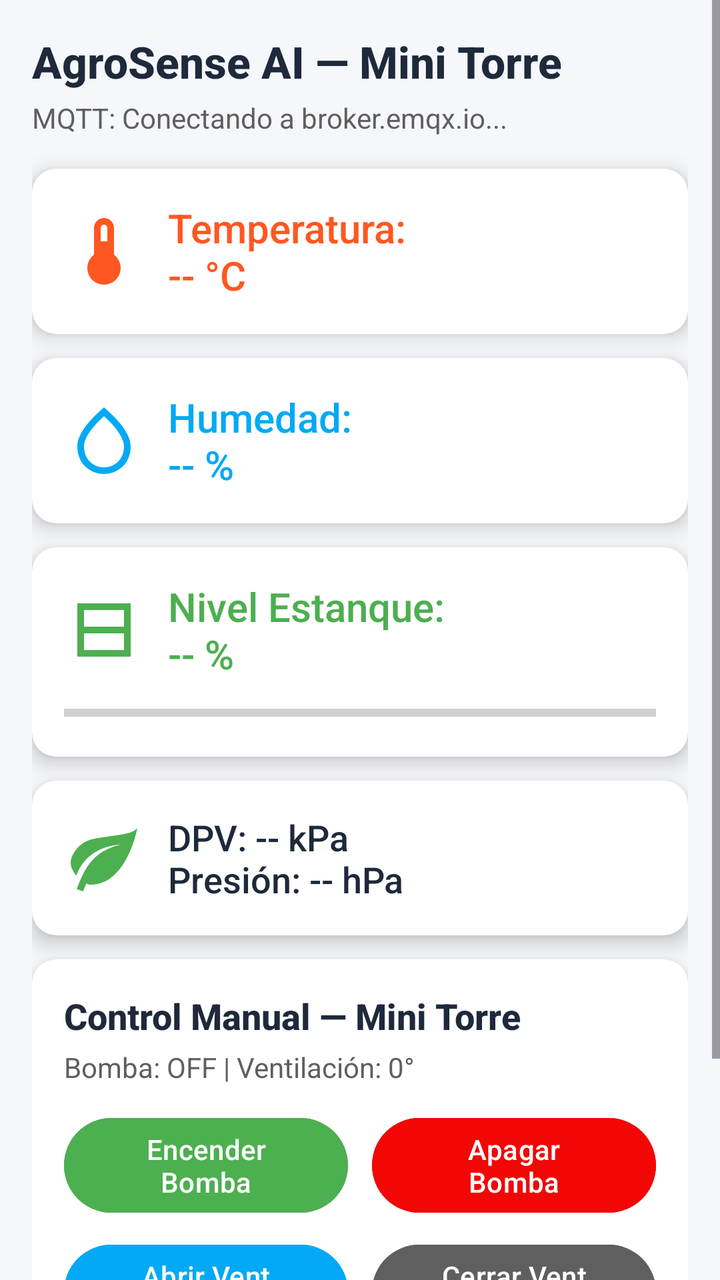
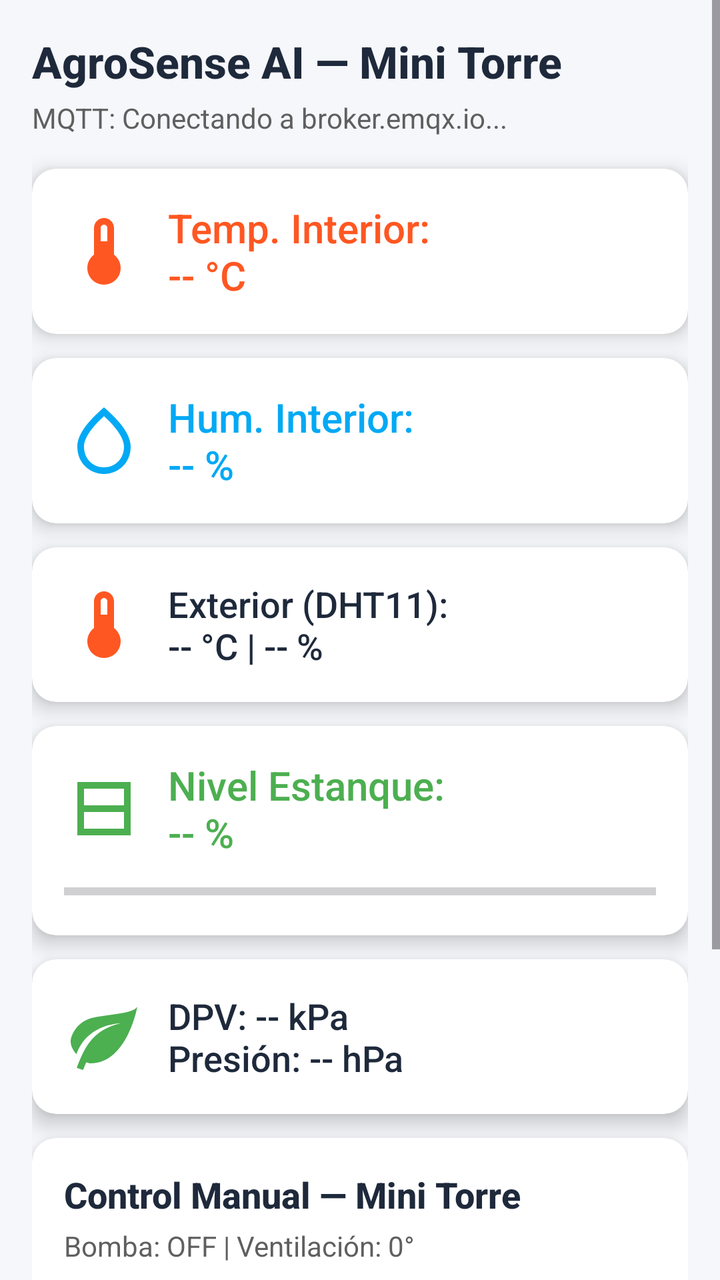

Compare the two renders of this Android layout. The source of the first and the diff that turns it into the second are given below.
<!-- AndroidManifest.xml: application theme Theme.ASAIapp -->
<!-- res/layout/activity_main.xml -->
<?xml version="1.0" encoding="utf-8"?>
<androidx.constraintlayout.widget.ConstraintLayout xmlns:android="http://schemas.android.com/apk/res/android"
    xmlns:app="http://schemas.android.com/apk/res-auto"
    xmlns:tools="http://schemas.android.com/tools"
    android:id="@+id/main"
    android:layout_width="match_parent"
    android:layout_height="match_parent"
    android:background="@color/fondoApp"
    tools:context=".MainActivity">

    <ScrollView
        android:layout_width="0dp"
        android:layout_height="0dp"
        app:layout_constraintBottom_toBottomOf="parent"
        app:layout_constraintEnd_toEndOf="parent"
        app:layout_constraintStart_toStartOf="parent"
        app:layout_constraintTop_toTopOf="parent">

        <LinearLayout
            android:layout_width="match_parent"
            android:layout_height="wrap_content"
            android:orientation="vertical"
            android:padding="16dp">

            
            <TextView
                android:id="@+id/txtTitle"
                android:layout_width="wrap_content"
                android:layout_height="wrap_content"
                android:fontFamily="sans-serif-medium"
                android:text="AgroSense AI — Mini Torre"
                android:textColor="@color/textoOscuro"
                android:textSize="22sp"
                android:textStyle="bold" />

            <TextView
                android:id="@+id/txtMqttStatus"
                android:layout_width="wrap_content"
                android:layout_height="wrap_content"
                android:layout_marginTop="4dp"
                android:layout_marginBottom="16dp"
                android:text="MQTT: Conectando a broker.emqx.io..."
                android:textColor="@color/gris"
                android:textSize="14sp" />

            
            <androidx.cardview.widget.CardView
                android:id="@+id/cardTemperature"
                android:layout_width="match_parent"
                android:layout_height="wrap_content"
                android:layout_marginBottom="12dp"
                app:cardBackgroundColor="@color/white"
                app:cardCornerRadius="12dp"
                app:cardElevation="6dp">

                <LinearLayout
                    android:layout_width="match_parent"
                    android:layout_height="wrap_content"
                    android:gravity="center_vertical"
                    android:orientation="horizontal"
                    android:padding="16dp">

                    <ImageView
                        android:layout_width="40dp"
                        android:layout_height="40dp"
                        android:contentDescription="Icono temperatura"
                        android:src="@drawable/ic_thermometer" />

                    <TextView
                        android:id="@+id/txtTemperature"
                        android:layout_width="wrap_content"
                        android:layout_height="wrap_content"
                        android:layout_marginStart="12dp"
                        android:fontFamily="sans-serif-medium"
                        android:text="Temperatura:\n-- °C"
                        android:textColor="#FF5722"
                        android:textSize="20sp" />
                </LinearLayout>
            </androidx.cardview.widget.CardView>

            
            <androidx.cardview.widget.CardView
                android:id="@+id/cardHumidity"
                android:layout_width="match_parent"
                android:layout_height="wrap_content"
                android:layout_marginBottom="12dp"
                app:cardBackgroundColor="@color/white"
                app:cardCornerRadius="12dp"
                app:cardElevation="6dp">

                <LinearLayout
                    android:layout_width="match_parent"
                    android:layout_height="wrap_content"
                    android:gravity="center_vertical"
                    android:orientation="horizontal"
                    android:padding="16dp">

                    <ImageView
                        android:layout_width="40dp"
                        android:layout_height="40dp"
                        android:contentDescription="Icono humedad"
                        android:src="@drawable/ic_humidity" />

                    <TextView
                        android:id="@+id/txtHumidity"
                        android:layout_width="wrap_content"
                        android:layout_height="wrap_content"
                        android:layout_marginStart="12dp"
                        android:fontFamily="sans-serif-medium"
                        android:text="Humedad:\n-- %"
                        android:textColor="#03A9F4"
                        android:textSize="20sp" />
                </LinearLayout>
            </androidx.cardview.widget.CardView>

            
            <androidx.cardview.widget.CardView
                android:id="@+id/cardWaterLevel"
                android:layout_width="match_parent"
                android:layout_height="wrap_content"
                android:layout_marginBottom="12dp"
                app:cardBackgroundColor="@color/white"
                app:cardCornerRadius="12dp"
                app:cardElevation="6dp">

                <LinearLayout
                    android:layout_width="match_parent"
                    android:layout_height="wrap_content"
                    android:orientation="vertical"
                    android:padding="16dp">

                    <LinearLayout
                        android:layout_width="match_parent"
                        android:layout_height="wrap_content"
                        android:gravity="center_vertical"
                        android:orientation="horizontal">

                        <ImageView
                            android:layout_width="40dp"
                            android:layout_height="40dp"
                            android:contentDescription="Icono nivel estanque"
                            android:src="@drawable/ic_water_level" />

                        <TextView
                            android:id="@+id/txtWaterLevel"
                            android:layout_width="wrap_content"
                            android:layout_height="wrap_content"
                            android:layout_marginStart="12dp"
                            android:fontFamily="sans-serif-medium"
                            android:text="Nivel Estanque:\n-- %"
                            android:textColor="@color/Verde"
                            android:textSize="20sp" />
                    </LinearLayout>

                    <ProgressBar
                        android:id="@+id/progressWaterLevel"
                        style="?android:attr/progressBarStyleHorizontal"
                        android:layout_width="match_parent"
                        android:layout_height="12dp"
                        android:layout_marginTop="10dp"
                        android:max="100"
                        android:progress="0"
                        android:progressTint="@color/Verde" />
                </LinearLayout>
            </androidx.cardview.widget.CardView>

            
            <androidx.cardview.widget.CardView
                android:id="@+id/cardVpd"
                android:layout_width="match_parent"
                android:layout_height="wrap_content"
                android:layout_marginBottom="12dp"
                app:cardBackgroundColor="@color/white"
                app:cardCornerRadius="12dp"
                app:cardElevation="6dp">

                <LinearLayout
                    android:layout_width="match_parent"
                    android:layout_height="wrap_content"
                    android:gravity="center_vertical"
                    android:orientation="horizontal"
                    android:padding="16dp">

                    <ImageView
                        android:layout_width="40dp"
                        android:layout_height="40dp"
                        android:contentDescription="Icono DPV y presion"
                        android:src="@drawable/ic_leaf_vpd" />

                    <TextView
                        android:id="@+id/txtVpd"
                        android:layout_width="wrap_content"
                        android:layout_height="wrap_content"
                        android:layout_marginStart="12dp"
                        android:fontFamily="sans-serif-medium"
                        android:text="DPV: -- kPa\nPresión: -- hPa"
                        android:textColor="@color/textoOscuro"
                        android:textSize="18sp" />
                </LinearLayout>
            </androidx.cardview.widget.CardView>

            
            <androidx.cardview.widget.CardView
                android:id="@+id/cardControls"
                android:layout_width="match_parent"
                android:layout_height="wrap_content"
                android:layout_marginBottom="12dp"
                app:cardBackgroundColor="@color/white"
                app:cardCornerRadius="12dp"
                app:cardElevation="6dp">

                <LinearLayout
                    android:layout_width="match_parent"
                    android:layout_height="wrap_content"
                    android:orientation="vertical"
                    android:padding="16dp">

                    <TextView
                        android:layout_width="wrap_content"
                        android:layout_height="wrap_content"
                        android:fontFamily="sans-serif-medium"
                        android:text="Control Manual — Mini Torre"
                        android:textColor="@color/textoOscuro"
                        android:textSize="18sp"
                        android:textStyle="bold" />

                    <TextView
                        android:id="@+id/txtActuatorStatus"
                        android:layout_width="wrap_content"
                        android:layout_height="wrap_content"
                        android:layout_marginTop="4dp"
                        android:layout_marginBottom="12dp"
                        android:text="Bomba: OFF | Ventilación: 0°"
                        android:textColor="@color/gris"
                        android:textSize="14sp" />

                    <LinearLayout
                        android:layout_width="match_parent"
                        android:layout_height="wrap_content"
                        android:orientation="horizontal">

                        <Button
                            android:id="@+id/btnPumpOn"
                            android:layout_width="0dp"
                            android:layout_height="wrap_content"
                            android:layout_marginEnd="6dp"
                            android:layout_weight="1"
                            android:backgroundTint="@color/Verde"
                            android:text="Encender Bomba"
                            android:textColor="@color/white" />

                        <Button
                            android:id="@+id/btnPumpOff"
                            android:layout_width="0dp"
                            android:layout_height="wrap_content"
                            android:layout_marginStart="6dp"
                            android:layout_weight="1"
                            android:backgroundTint="@color/Rojo"
                            android:text="Apagar Bomba"
                            android:textColor="@color/white" />
                    </LinearLayout>

                    <LinearLayout
                        android:layout_width="match_parent"
                        android:layout_height="wrap_content"
                        android:layout_marginTop="8dp"
                        android:orientation="horizontal">

                        <Button
                            android:id="@+id/btnVentOpen"
                            android:layout_width="0dp"
                            android:layout_height="wrap_content"
                            android:layout_marginEnd="6dp"
                            android:layout_weight="1"
                            android:backgroundTint="#03A9F4"
                            android:text="Abrir Vent (90°)"
                            android:textColor="@color/white" />

                        <Button
                            android:id="@+id/btnVentClose"
                            android:layout_width="0dp"
                            android:layout_height="wrap_content"
                            android:layout_marginStart="6dp"
                            android:layout_weight="1"
                            android:backgroundTint="@color/gris"
                            android:text="Cerrar Vent (0°)"
                            android:textColor="@color/white" />
                    </LinearLayout>

                    <Button
                        android:id="@+id/btnDoseNutrients"
                        android:layout_width="match_parent"
                        android:layout_height="wrap_content"
                        android:layout_marginTop="8dp"
                        android:backgroundTint="#FF5722"
                        android:text="Dosificar Nutrientes (+100 pasos)"
                        android:textColor="@color/white" />
                </LinearLayout>
            </androidx.cardview.widget.CardView>

        </LinearLayout>
    </ScrollView>

</androidx.constraintlayout.widget.ConstraintLayout>
<!-- resources referenced by this layout -->
<resources>
  <color name="Rojo">#F30606</color>
  <color name="Verde">#4CAF50</color>
  <color name="fondoApp">#F5F7FA</color>
  <color name="gris">#605F5F</color>
  <color name="textoOscuro">#1E293B</color>
  <color name="white">#FFFFFFFF</color>
  <!-- drawable ic_humidity (drawable) -->
  <vector xmlns:android="http://schemas.android.com/apk/res/android"
      android:width="40dp"
      android:height="40dp"
      android:viewportWidth="24"
      android:viewportHeight="24">
      <path
          android:fillColor="#03A9F4"
          android:pathData="M12,2c-5.33,4.55 -8,8.48 -8,11.8c0,4.98 3.8,8.2 8,8.2s8,-3.22 8,-8.2C20,10.48 17.33,6.55 12,2zM12,20c-3.35,0 -6,-2.57 -6,-6.2c0,-2.34 1.95,-5.44 6,-9.14c4.05,3.7 6,6.79 6,9.14C18,17.43 15.35,20 12,20z" />
  </vector>
  <!-- drawable ic_leaf_vpd (drawable) -->
  <vector xmlns:android="http://schemas.android.com/apk/res/android"
      android:width="40dp"
      android:height="40dp"
      android:viewportWidth="24"
      android:viewportHeight="24">
      <path
          android:fillColor="#4CAF50"
          android:pathData="M17,8C8,10 5.9,16.17 3.82,21.34l1.89,0.66l0.95,-2.3c0.48,0.17 0.98,0.3 1.34,0.3C19,20 22,3 22,3C21,5 14,5.25 9,6.25C4,7.25 2,11.5 2,13.5c0,2 1.75,3.75 1.75,3.75C7,8 17,8 17,8z" />
  </vector>
  <!-- drawable ic_thermometer (drawable) -->
  <vector xmlns:android="http://schemas.android.com/apk/res/android"
      android:width="40dp"
      android:height="40dp"
      android:viewportWidth="24"
      android:viewportHeight="24">
      <path
          android:fillColor="#FF5722"
          android:pathData="M15,13V5c0,-1.66 -1.34,-3 -3,-3S9,3.34 9,5v8c-1.21,0.91 -2,2.37 -2,4c0,2.76 2.24,5 5,5s5,-2.24 5,-5C17,15.37 16.21,13.91 15,13zM11,5c0,-0.55 0.45,-1 1,-1s1,0.45 1,1v4h-2V5z" />
  </vector>
  <!-- drawable ic_water_level (drawable) -->
  <vector xmlns:android="http://schemas.android.com/apk/res/android"
      android:width="40dp"
      android:height="40dp"
      android:viewportWidth="24"
      android:viewportHeight="24">
      <path
          android:fillColor="#4CAF50"
          android:pathData="M4,4h16v16H4V4zM6,6v5h12V6H6zM6,13v5h12v-5H6z" />
  </vector>
  <style name="Theme.ASAIapp" parent="Base.Theme.ASAIapp" />
  <style name="Base.Theme.ASAIapp" parent="Theme.Material3.DayNight.NoActionBar">
          
          
      </style>
</resources>

<!-- the commit's change to res/layout/activity_main.xml (unified diff, before → after) -->
@@ -72,7 +72,7 @@
                         android:layout_height="wrap_content"
                         android:layout_marginStart="12dp"
                         android:fontFamily="sans-serif-medium"
-                        android:text="Temperatura:\n-- °C"
+                        android:text="Temp. Interior:\n-- °C"
                         android:textColor="#FF5722"
                         android:textSize="20sp" />
                 </LinearLayout>
@@ -107,9 +107,44 @@
                         android:layout_height="wrap_content"
                         android:layout_marginStart="12dp"
                         android:fontFamily="sans-serif-medium"
-                        android:text="Humedad:\n-- %"
+                        android:text="Hum. Interior:\n-- %"
                         android:textColor="#03A9F4"
                         android:textSize="20sp" />
+                </LinearLayout>
+            </androidx.cardview.widget.CardView>
+
+            
+            <androidx.cardview.widget.CardView
+                android:id="@+id/cardExteriorEnv"
+                android:layout_width="match_parent"
+                android:layout_height="wrap_content"
+                android:layout_marginBottom="12dp"
+                app:cardBackgroundColor="@color/white"
+                app:cardCornerRadius="12dp"
+                app:cardElevation="6dp">
+
+                <LinearLayout
+                    android:layout_width="match_parent"
+                    android:layout_height="wrap_content"
+                    android:gravity="center_vertical"
+                    android:orientation="horizontal"
+                    android:padding="16dp">
+
+                    <ImageView
+                        android:layout_width="40dp"
+                        android:layout_height="40dp"
+                        android:contentDescription="Icono clima exterior"
+                        android:src="@drawable/ic_thermometer" />
+
+                    <TextView
+                        android:id="@+id/txtExteriorEnv"
+                        android:layout_width="wrap_content"
+                        android:layout_height="wrap_content"
+                        android:layout_marginStart="12dp"
+                        android:fontFamily="sans-serif-medium"
+                        android:text="Exterior (DHT11):\n-- °C | -- %"
+                        android:textColor="@color/textoOscuro"
+                        android:textSize="18sp" />
                 </LinearLayout>
             </androidx.cardview.widget.CardView>
 
